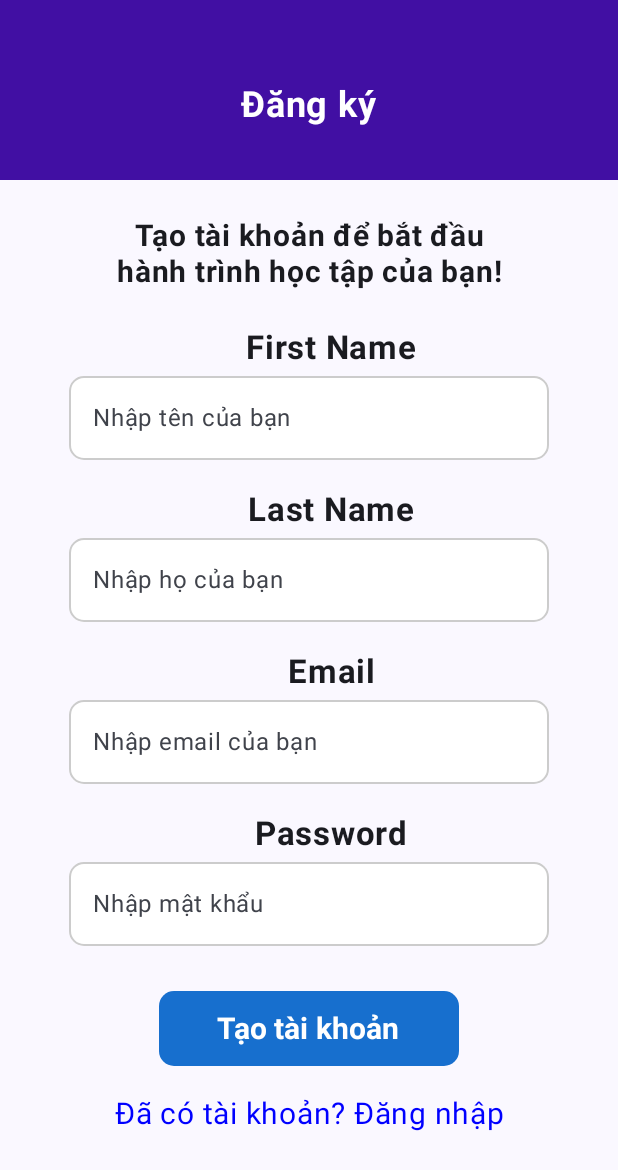
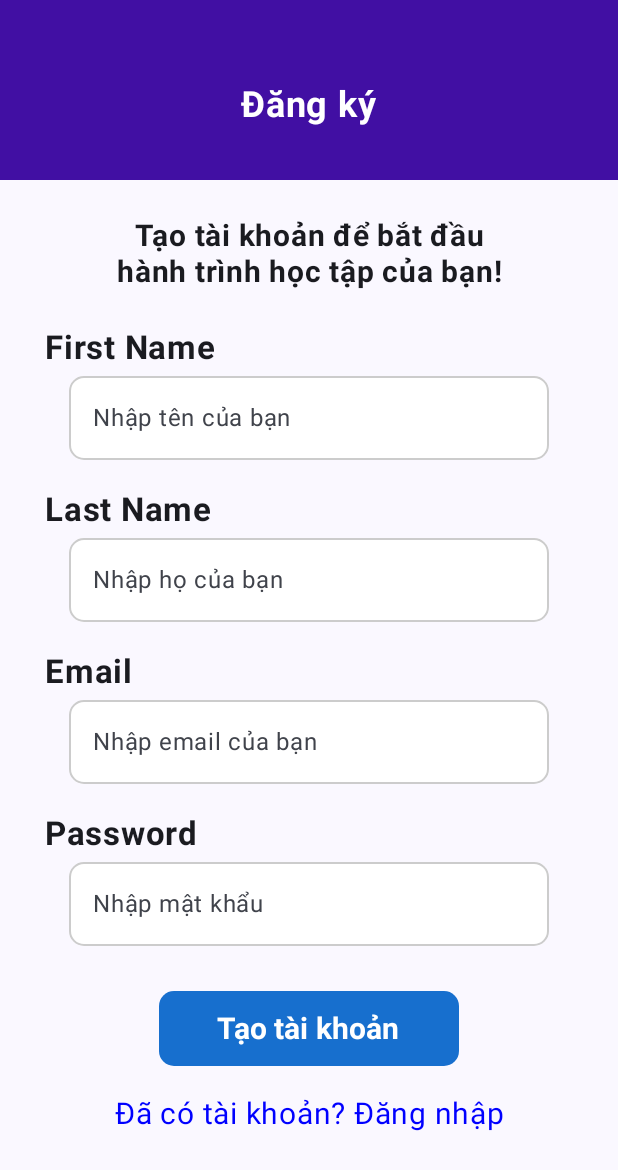
Before and after one commit to nkhoaa05/EnLearn, an Android app built with Jetpack Compose: the SignUpScreen screen opened through its navigation route, on a phone screen of 412 x 824 dp. Shown: the top 1170 px of the screen. Run offline under Robolectric (Android 15) with nearby library versions, the phone set to English and light mode, and no system bars; our stand-ins replace Firebase (no records; nobody signed in at launch, a user with empty details on screens opened directly), livedata-compose.

Commit message:
fix UI signup

```diff
--- a/app/src/main/java/com/example/enlearn/ui/screen/login/SignUpScreen.kt
+++ b/app/src/main/java/com/example/enlearn/ui/screen/login/SignUpScreen.kt
@@ -97,8 +97,7 @@ fun SignUpScreen(
         }
         Spacer(modifier = Modifier.height(25.dp))
         Column(
-            modifier = Modifier.fillMaxWidth(),
-            horizontalAlignment = Alignment.CenterHorizontally
+            modifier = Modifier.fillMaxWidth()
         ) {
             InputField(
                 label = "First Name",
@@ -125,10 +124,16 @@ fun SignUpScreen(
                 placeholder = "Nhập mật khẩu",
                 isPassword = true
             )
-            if (firstname.isNotEmpty() && lastname.isNotEmpty() && email.isNotEmpty() && password.isNotEmpty()) msg = " "
+            if (firstname.isNotEmpty() && lastname.isNotEmpty() && email.isNotEmpty() && password.isNotEmpty()) msg =
+                " "
 
             Spacer(modifier = Modifier.height(10.dp))
+        }
 
+        Column(
+            modifier = Modifier.fillMaxWidth(),
+            horizontalAlignment = Alignment.CenterHorizontally
+        ) {
             // Hiển thị thông báo lỗi hoặc thành công
             val displayMsg = when {
                 msg.isNotBlank() -> msg
@@ -168,4 +173,5 @@ fun SignUpScreen(
             )
         }
     }
+
 }
```
